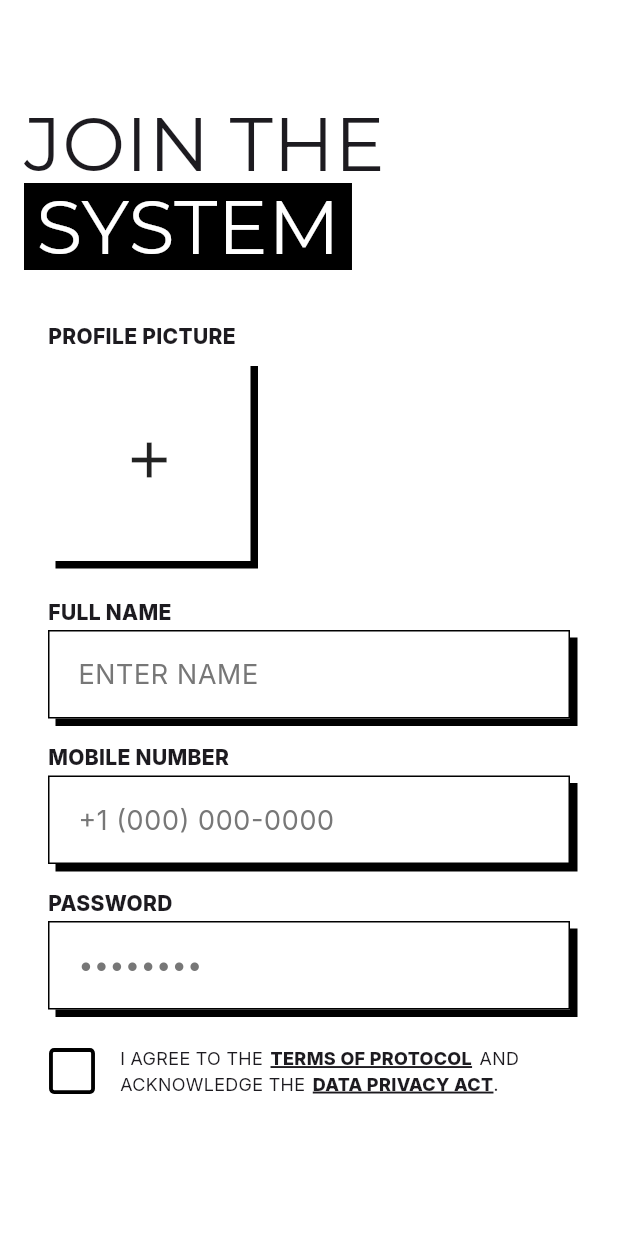
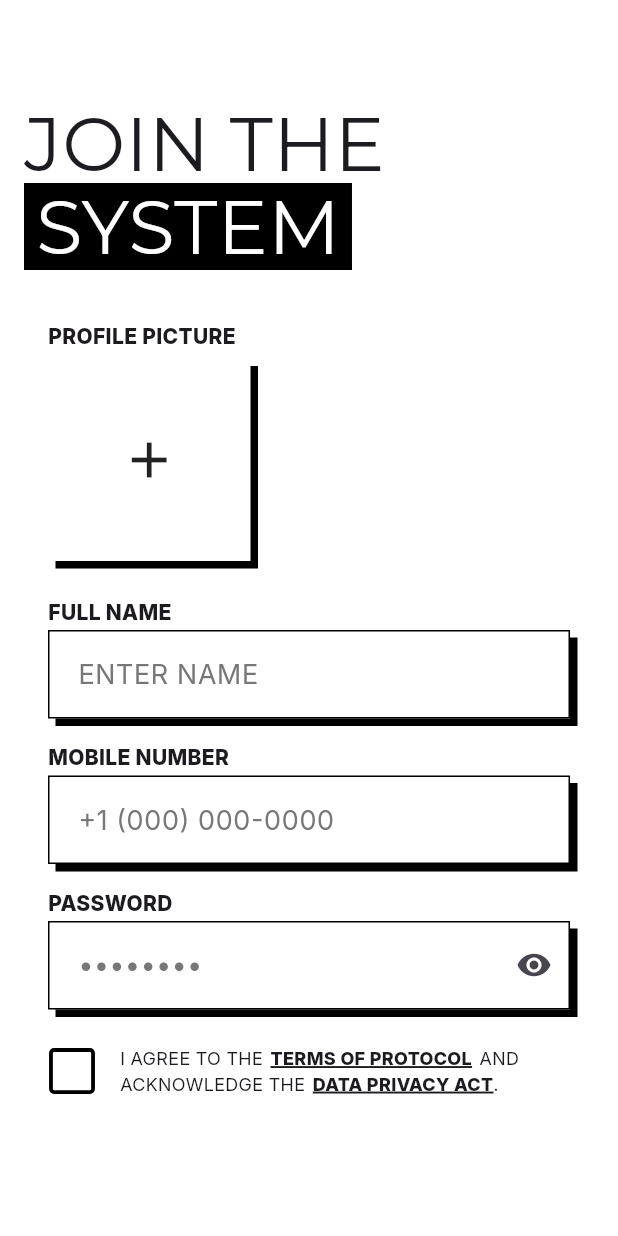
Before and after one commit to MAshry007/masarefe_app, a Flutter app: the screen it shows after launch, on a phone screen of 412 x 824 dp. Run offline on Flutter 3.47's test engine with Material 3 defaults, Android fonts, the phone set to English and light mode, and no system bars; project files that could hold a hidden picture were left out.

Commit message:
Add/ show password icon on password text field Change/ CustomTextField name to CustomTextFormField

```diff
--- a/lib/widgets/custom_text_field.dart
+++ b/lib/widgets/custom_text_form_field.dart
@@ -1,14 +1,24 @@
 import 'package:flutter/material.dart';
 
-class CustomTextField extends StatelessWidget {
-  const CustomTextField({
+class CustomTextFormField extends StatefulWidget {
+  const CustomTextFormField({
     super.key,
     this.hint,
-    this.obscureText = false,
+    this.isPassword = false,
   });
 
   final String? hint;
-  final bool obscureText;
+  final bool isPassword;
+
+  @override
+  State<CustomTextFormField> createState() =>
+      _CustomTextFieldState();
+}
+
+class _CustomTextFieldState
+    extends State<CustomTextFormField> {
+  bool isPasswordVisible = false;
+
   @override
   Widget build(BuildContext context) {
     return Container(
@@ -21,7 +31,8 @@ class CustomTextField extends StatelessWidget {
         ],
       ),
       child: TextFormField(
-        obscureText: obscureText,
+        obscureText:
+            widget.isPassword && !isPasswordVisible,
         decoration: InputDecoration(
           filled: true,
           fillColor: Colors.white,
@@ -29,7 +40,7 @@ class CustomTextField extends StatelessWidget {
             vertical: 16,
             horizontal: 16,
           ),
-          hintText: hint,
+          hintText: widget.hint,
           hintStyle: TextStyle(
             color: Color(0xff777777),
             fontSize: 18,
@@ -43,6 +54,21 @@ class CustomTextField extends StatelessWidget {
             borderRadius: BorderRadius.all(Radius.zero),
             borderSide: BorderSide(color: Colors.black),
           ),
+          suffixIcon: widget.isPassword
+              ? IconButton(
+                  onPressed: () {
+                    setState(() {
+                      isPasswordVisible =
+                          !isPasswordVisible;
+                    });
+                  },
+                  icon: Icon(
+                    isPasswordVisible
+                        ? Icons.visibility_off
+                        : Icons.visibility,
+                  ),
+                )
+              : null,
         ),
       ),
     );
--- a/lib/widgets/register_screen_body.dart
+++ b/lib/widgets/register_screen_body.dart
@@ -4,7 +4,7 @@ import 'package:masarefe_app/widgets/custom_button.dart';
 import 'package:masarefe_app/widgets/custom_picture_container.dart';
 import 'package:masarefe_app/widgets/custom_policy_text.dart';
 import 'package:masarefe_app/widgets/custom_text.dart';
-import 'package:masarefe_app/widgets/custom_text_field.dart';
+import 'package:masarefe_app/widgets/custom_text_form_field.dart';
 
 class RegisterScreenBody extends StatelessWidget {
   const RegisterScreenBody({super.key, this.onTap});
@@ -37,7 +37,7 @@ class RegisterScreenBody extends StatelessWidget {
               family: 'InterBold',
             ),
             SizedBox(height: 2),
-            CustomTextField(hint: 'ENTER NAME'),
+            CustomTextFormField(hint: 'ENTER NAME'),
             SizedBox(height: 16),
             CustomText(
               text: 'MOBILE NUMBER',
@@ -46,7 +46,7 @@ class RegisterScreenBody extends StatelessWidget {
               family: 'InterBold',
             ),
             SizedBox(height: 2),
-            CustomTextField(hint: '+1 (000) 000-0000'),
+            CustomTextFormField(hint: '+1 (000) 000-0000'),
             SizedBox(height: 16),
             CustomText(
               text: 'PASSWORD',
@@ -55,9 +55,9 @@ class RegisterScreenBody extends StatelessWidget {
               family: 'InterBold',
             ),
             SizedBox(height: 2),
-            CustomTextField(
+            CustomTextFormField(
               hint: '••••••••',
-              obscureText: true,
+              isPassword: true,
             ),
             SizedBox(height: 24),
             CustomPolicyText(),
```
